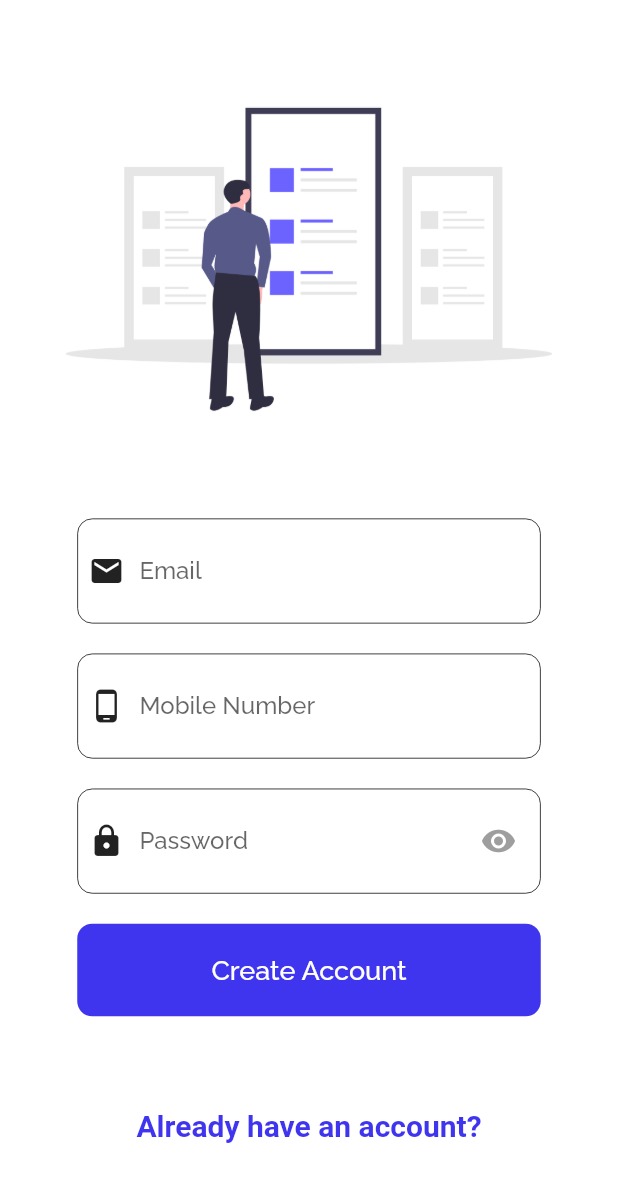
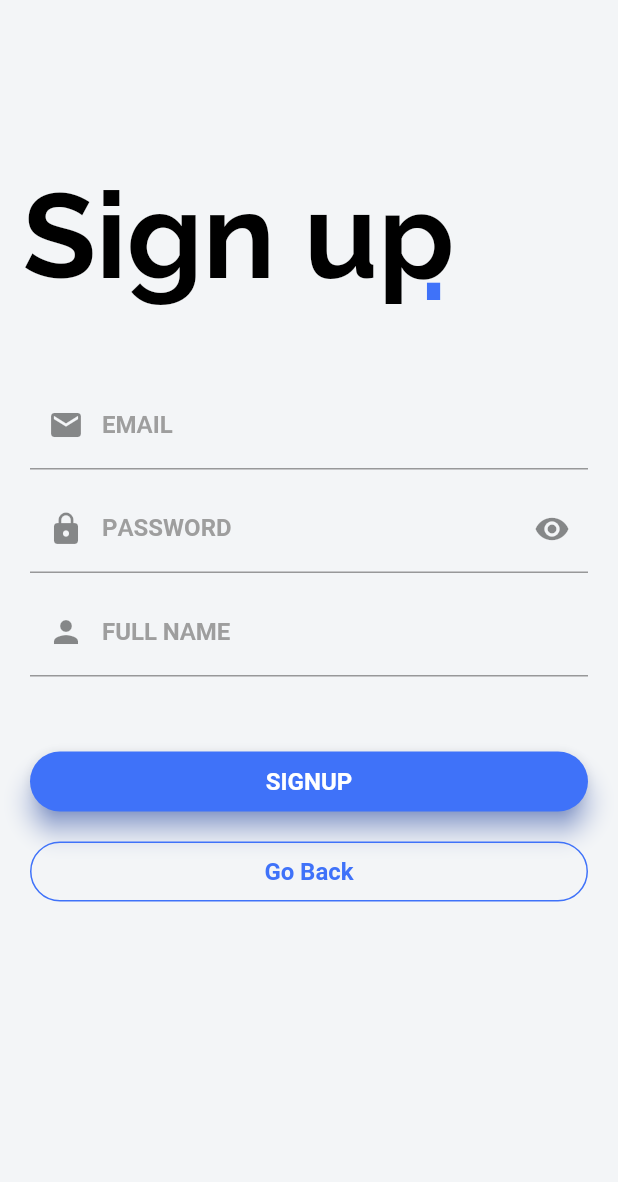
Before and after one commit to Anton-3-0-SIH2020/SIH2020_SM445_Team_Anto.3.0_MobileApp, a Flutter app: the SignUp screen opened by its route, on a phone screen of 412 x 824 dp. Shown: the top 1182 px of the screen. Run offline on Flutter 3.47's test engine with Material 2 defaults, Android fonts, the phone set to English and light mode, and no system bars; our stand-ins replace auto_size_text, dio, flutter_spinkit, google_fonts, permission_handler, sqflite and 2 more; missing offline and left inert: unicorndial; accounts and stored records are empty; network calls fail.

Commit message:
Login Signup Refactored

```diff
--- a/lib/screens/landingpage.dart
+++ b/lib/screens/landingpage.dart
@@ -53,7 +53,7 @@ class LandingPage extends StatelessWidget {
                     height: screenHeight * 0.075,
                     width: screenWidth * 0.35,
                     decoration: BoxDecoration(
-                        color: Color(0xFF4035EF),
+                        color: Color(0xff3F72F9),
                         borderRadius: BorderRadius.all(Radius.circular(10))),
                     child: Center(
                         child: Text(
@@ -72,7 +72,7 @@ class LandingPage extends StatelessWidget {
                     decoration: BoxDecoration(
                       borderRadius: BorderRadius.all(Radius.circular(10)),
                       border: Border.all(
-                        color: Color(0xFF4035EF),
+                        color: Color(0xff3F72F9),
                         width: 1,
                       ),
                     ),
@@ -81,7 +81,7 @@ class LandingPage extends StatelessWidget {
                       'Sign up',
                       style: TextStyle(
                         fontSize: 18,
-                        color: Color(0xFF4035EF),
+                        color: Color(0xff3F72F9),
                       ),
                     )),
                   ),
--- a/lib/screens/signup.dart
+++ b/lib/screens/signup.dart
@@ -5,208 +5,148 @@ import 'signin.dart';
 class SignUp extends StatelessWidget {
   @override
   Widget build(BuildContext context) {
-    var screenHeight = MediaQuery.of(context).size.height;
-    var screenWidth = MediaQuery.of(context).size.width;
-
-    return Scaffold(
-      body: SingleChildScrollView(
-        child: Container(
-          height: screenHeight,
-          width: screenWidth,
-          child: Column(
-            mainAxisAlignment: MainAxisAlignment.spaceEvenly,
+    return new Scaffold(
+        backgroundColor: Color(0xffF3F5F7),
+        resizeToAvoidBottomPadding: false,
+        body: Column(crossAxisAlignment: CrossAxisAlignment.start, children: <
+            Widget>[
+          Container(
+            child: Stack(
               children: <Widget>[
                 Container(
-                height: screenHeight * 0.3,
-                decoration: BoxDecoration(
-                  image: DecorationImage(
-                      image: AssetImage('images/signup.png'),
-                      fit: BoxFit.cover),
-                ),
-              ),
-              Column(
-                children: <Widget>[
-                  Row(
-                    mainAxisAlignment: MainAxisAlignment.center,
-                    children: <Widget>[
-                      Container(
-                        width: screenWidth * 0.75,
-                        height: screenHeight * 0.085,
-                        decoration: BoxDecoration(
-                          borderRadius: BorderRadius.all(
-                            Radius.circular(10),
-                          ),
-                          border: Border.all(
-                            color: Colors.black,
-                            width: 0.5,
-                          ),
-                        ),
-                        child: Padding(
-                          padding: const EdgeInsets.all(7.0),
-                          child: Row(
-                            mainAxisAlignment: MainAxisAlignment.spaceAround,
-                            children: <Widget>[
-                              Icon(Icons.mail),
-                              SizedBox(
-                                width: 10,
-                              ),
-                              Flexible(
-                                child: TextFormField(
-                                  decoration: InputDecoration.collapsed(
-                                    hintText: 'Email',
-                                  ),
-                                ),
-                              ),
-                            ],
-                          ),
-                        ),
-                      )
-                    ],
-                  ),
-                  SizedBox(
-                    height: 20,
-                  ),
-                  Row(
-                    mainAxisAlignment: MainAxisAlignment.center,
-                    children: <Widget>[
-                      Container(
-                        width: screenWidth * 0.75,
-                        height: screenHeight * 0.085,
-                        decoration: BoxDecoration(
-                          borderRadius: BorderRadius.all(
-                            Radius.circular(10),
-                          ),
-                          border: Border.all(
-                            color: Colors.black,
-                            width: 0.5,
-                          ),
-                        ),
-                        child: Padding(
-                          padding: const EdgeInsets.all(7.0),
-                          child: Row(
-                            mainAxisAlignment: MainAxisAlignment.spaceAround,
-                            children: <Widget>[
-                              Icon(Icons.phone_android),
-                              SizedBox(
-                                width: 10,
-                              ),
-                              Flexible(
-                                child: TextFormField(
-                                  decoration: InputDecoration.collapsed(
-                                    hintText: 'Mobile Number',
-                                  ),
-                                ),
-                              ),
-                            ],
-                          ),
-                        ),
-                      )
-                    ],
-                  ),
-                  SizedBox(
-                    height: 20,
-                  ),
-                  Row(
-                    mainAxisAlignment: MainAxisAlignment.center,
-                    children: <Widget>[
-                      Container(
-                        width: screenWidth * 0.75,
-                        height: screenHeight * 0.085,
-                        decoration: BoxDecoration(
-                          borderRadius: BorderRadius.all(
-                            Radius.circular(10),
-                          ),
-                          border: Border.all(
-                            color: Colors.black,
-                            width: 0.5,
-                          ),
-                        ),
-                        child: Padding(
-                          padding: const EdgeInsets.all(7.0),
-                          child: Row(
-                            mainAxisAlignment: MainAxisAlignment.spaceAround,
-                            children: <Widget>[
-                              Icon(Icons.lock),
-                              SizedBox(
-                                width: 10,
-                              ),
-                              Flexible(
-                                child: TextFormField(
-                                  obscureText: true,
-                                  decoration: InputDecoration.collapsed(
-                                    hintText: 'Password',
-                                  ),
+                  padding: EdgeInsets.fromLTRB(15.0, 110.0, 0.0, 0.0),
+                  child: Text(
+                    'Sign up',
+                    style:
+                        TextStyle(fontSize: 80.0, fontWeight: FontWeight.bold),
                   ),
                 ),
                 Container(
-                                width: screenWidth * 0.1,
-                                height: screenHeight * 0.075,
-                                decoration: BoxDecoration(
-                                  borderRadius: BorderRadius.all(
-                                    Radius.circular(11),
-                                  ),
-                                ),
-                                child: IconButton(
-                                  icon: Center(
-                                    child: Icon(
-                                      Icons.remove_red_eye,
-                                      color: Colors.grey,
-                                    ),
-                                  ),
-                                  onPressed: null,
+                  padding: EdgeInsets.fromLTRB(280.0, 125.0, 0.0, 0.0),
+                  child: Text(
+                    '.',
+                    style: TextStyle(
+                        fontSize: 80.0,
+                        fontWeight: FontWeight.bold,
+                        color: Color(0xff3F72F9)),
                   ),
                 )
               ],
             ),
           ),
-                      )
-                    ],
+          Container(
+              padding: EdgeInsets.only(top: 35.0, left: 20.0, right: 20.0),
+              child: Column(
+                children: <Widget>[
+                  TextField(
+                    decoration: InputDecoration(
+                        prefixIcon: Icon(Icons.mail),
+                        labelText: 'EMAIL',
+                        labelStyle: TextStyle(
+                            fontFamily: 'Montserrat',
+                            fontWeight: FontWeight.bold,
+                            color: Colors.grey),
+                        // hintText: 'EMAIL',
+                        // hintStyle: ,
+                        focusedBorder: UnderlineInputBorder(
+                            borderSide: BorderSide(color: Color(0xff3F72F9)))),
                   ),
-                  SizedBox(
-                    height: 20,
+                  SizedBox(height: 10.0),
+                  TextField(
+                    decoration: InputDecoration(
+                        prefixIcon: Icon(Icons.lock),
+                        suffixIcon: Icon(Icons.remove_red_eye),
+                        labelText: 'PASSWORD ',
+                        labelStyle: TextStyle(
+                            fontFamily: 'Montserrat',
+                            fontWeight: FontWeight.bold,
+                            color: Colors.grey),
+                        focusedBorder: UnderlineInputBorder(
+                            borderSide: BorderSide(color: Color(0xff3F72F9)))),
+                    obscureText: true,
                   ),
-                  GestureDetector(
-                    onTap: null,
-                    child: Container(
-                      height: screenHeight * 0.075,
-                      width: screenWidth * 0.75,
-                      decoration: BoxDecoration(
-                        borderRadius: BorderRadius.all(Radius.circular(10)),
-                        color: Color(0xFF4035EF),
+                  SizedBox(height: 10.0),
+                  TextField(
+                    decoration: InputDecoration(
+                        prefixIcon: Icon(Icons.person),
+                        labelText: 'FULL NAME ',
+                        labelStyle: TextStyle(
+                            fontFamily: 'Montserrat',
+                            fontWeight: FontWeight.bold,
+                            color: Colors.grey),
+                        focusedBorder: UnderlineInputBorder(
+                            borderSide: BorderSide(color: Color(0xff3F72F9)))),
                   ),
+                  SizedBox(height: 50.0),
+                  Container(
+                      height: 40.0,
+                      child: Material(
+                        borderRadius: BorderRadius.circular(20.0),
+                        shadowColor: Color(0xff3F72F9),
+                        color: Color(0xff3F72F9),
+                        elevation: 7.0,
+                        child: GestureDetector(
+                          onTap: () {},
                           child: Center(
                             child: Text(
-                        'Create Account',
-                        style: TextStyle(fontSize: 18, color: Colors.white),
+                              'SIGNUP',
+                              style: TextStyle(
+                                  color: Colors.white,
+                                  fontWeight: FontWeight.bold,
+                                  fontFamily: 'Montserrat'),
+                            ),
+                          ),
+                        ),
                       )),
+                  SizedBox(height: 20.0),
+                  Container(
+                    height: 40.0,
+                    color: Colors.transparent,
+                    child: Container(
+                      decoration: BoxDecoration(
+                          border: Border.all(
+                              color: Color(0xff3F72F9),
+                              style: BorderStyle.solid,
+                              width: 1.0),
+                          color: Colors.transparent,
+                          borderRadius: BorderRadius.circular(20.0)),
+                      child: InkWell(
+                        onTap: () {
+                          Navigator.of(context).pop();
+                        },
+                        child: Center(
+                          child: Text('Go Back',
+                              style: TextStyle(
+                                  color: Color(0xff3F72F9),
+                                  fontWeight: FontWeight.bold,
+                                  fontFamily: 'Montserrat')),
+                        ),
+                      ),
                     ),
                   ),
                 ],
-              ),
-              FlatButton(
-                onPressed: () {
-                  Navigator.push(
-                    context,
-                    MaterialPageRoute<void>(
-                      builder: (BuildContext context) {
-                        return SignIn();
-                      },
-                    ),
-                  );
-                },
-                child: Text(
-                  'Already have an account?',
-                  textAlign: TextAlign.center,
-                  style: TextStyle(
-                      fontSize: 20,
-                      fontWeight: FontWeight.bold,
-                      color: Color(0xFF4035EF)),
-                ),
-              )
-            ],
-          ),
-        ),
-      ),
-    );
+              )),
+          // SizedBox(height: 15.0),
+          // Row(
+          //   mainAxisAlignment: MainAxisAlignment.center,
+          //   children: <Widget>[
+          //     Text(
+          //       'New to Spotify?',
+          //       style: TextStyle(
+          //         fontFamily: 'Montserrat',
+          //       ),
+          //     ),
+          //     SizedBox(width: 5.0),
+          //     InkWell(
+          //       child: Text('Register',
+          //           style: TextStyle(
+          //               color: Colors.green,
+          //               fontFamily: 'Montserrat',
+          //               fontWeight: FontWeight.bold,
+          //               decoration: TextDecoration.underline)),
+          //     )
+          //   ],
+          // )
+        ]));
   }
 }
```
Also changed, not shown: lib/screens/signin.dart (+116 -159 lines), images/landingpage.png, pubspec.lock. Lines whose indentation alone changed are shown as unchanged.
